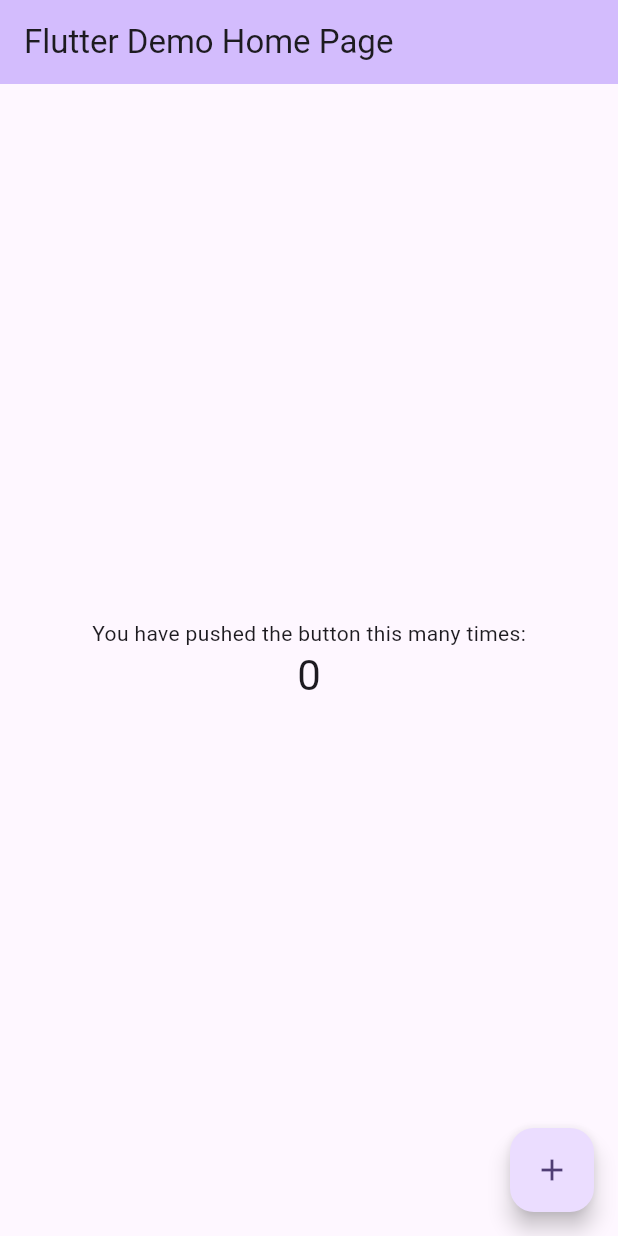
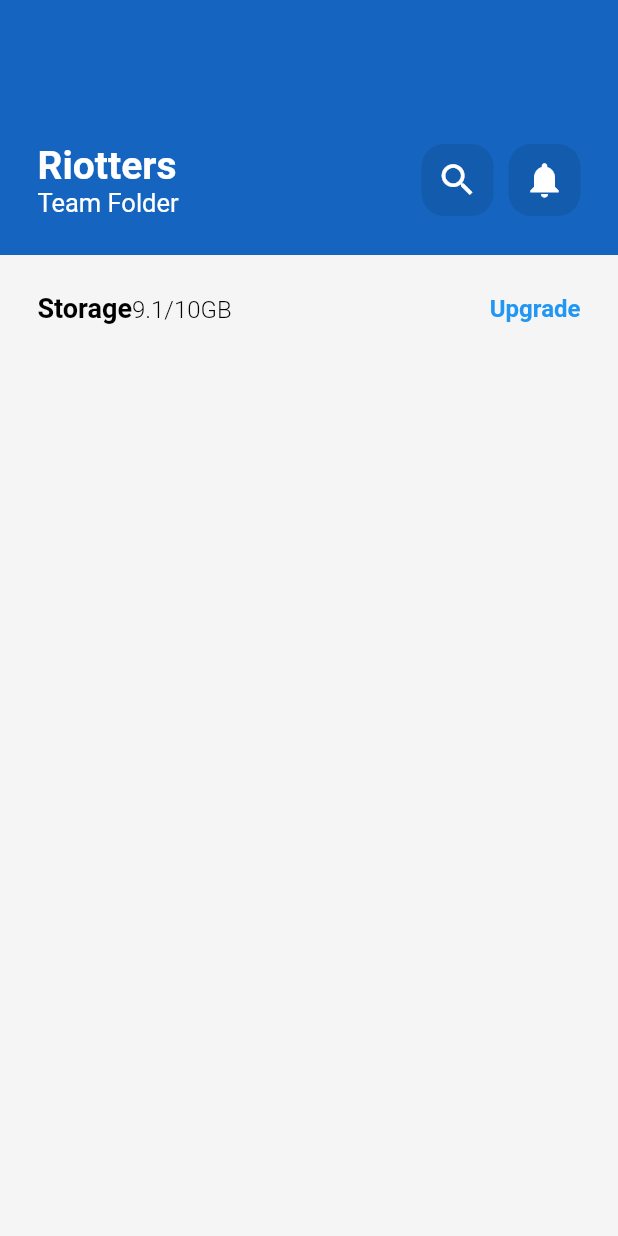
Before and after one commit to shamim29/cloud-files, a Flutter app: the screen it shows after launch, on a phone screen of 412 x 824 dp. Run offline on Flutter 3.47's test engine with Material 2 defaults, Android fonts, the phone set to English and light mode, and no system bars.

Commit message:
Header Section

```diff
--- a/lib/main.dart
+++ b/lib/main.dart
@@ -1,3 +1,4 @@
+import 'package:cloud_files/pages/team_folder.dart';
 import 'package:flutter/material.dart';
 
 void main() {
@@ -11,115 +12,9 @@ class MyApp extends StatelessWidget {
   @override
   Widget build(BuildContext context) {
     return MaterialApp(
-      title: 'Flutter Demo',
-      theme: ThemeData(
-        // This is the theme of your application.
-        //
-        // TRY THIS: Try running your application with "flutter run". You'll see
-        // the application has a blue toolbar. Then, without quitting the app,
-        // try changing the seedColor in the colorScheme below to Colors.green
-        // and then invoke "hot reload" (save your changes or press the "hot
-        // reload" button in a Flutter-supported IDE, or press "r" if you used
-        // the command line to start the app).
-        //
-        // Notice that the counter didn't reset back to zero; the application
-        // state is not lost during the reload. To reset the state, use hot
-        // restart instead.
-        //
-        // This works for code too, not just values: Most code changes can be
-        // tested with just a hot reload.
-        colorScheme: ColorScheme.fromSeed(seedColor: Colors.deepPurple),
-        useMaterial3: true,
-      ),
-      home: const MyHomePage(title: 'Flutter Demo Home Page'),
+      debugShowCheckedModeBanner: false,
+      title: 'Cloud Files',
+      home: TeamFolderPage(),
     );
   }
 }
-
-class MyHomePage extends StatefulWidget {
-  const MyHomePage({super.key, required this.title});
-
-  // This widget is the home page of your application. It is stateful, meaning
-  // that it has a State object (defined below) that contains fields that affect
-  // how it looks.
-
-  // This class is the configuration for the state. It holds the values (in this
-  // case the title) provided by the parent (in this case the App widget) and
-  // used by the build method of the State. Fields in a Widget subclass are
-  // always marked "final".
-
-  final String title;
-
-  @override
-  State<MyHomePage> createState() => _MyHomePageState();
-}
-
-class _MyHomePageState extends State<MyHomePage> {
-  int _counter = 0;
-
-  void _incrementCounter() {
-    setState(() {
-      // This call to setState tells the Flutter framework that something has
-      // changed in this State, which causes it to rerun the build method below
-      // so that the display can reflect the updated values. If we changed
-      // _counter without calling setState(), then the build method would not be
-      // called again, and so nothing would appear to happen.
-      _counter++;
-    });
-  }
-
-  @override
-  Widget build(BuildContext context) {
-    // This method is rerun every time setState is called, for instance as done
-    // by the _incrementCounter method above.
-    //
-    // The Flutter framework has been optimized to make rerunning build methods
-    // fast, so that you can just rebuild anything that needs updating rather
-    // than having to individually change instances of widgets.
-    return Scaffold(
-      appBar: AppBar(
-        // TRY THIS: Try changing the color here to a specific color (to
-        // Colors.amber, perhaps?) and trigger a hot reload to see the AppBar
-        // change color while the other colors stay the same.
-        backgroundColor: Theme.of(context).colorScheme.inversePrimary,
-        // Here we take the value from the MyHomePage object that was created by
-        // the App.build method, and use it to set our appbar title.
-        title: Text(widget.title),
-      ),
-      body: Center(
-        // Center is a layout widget. It takes a single child and positions it
-        // in the middle of the parent.
-        child: Column(
-          // Column is also a layout widget. It takes a list of children and
-          // arranges them vertically. By default, it sizes itself to fit its
-          // children horizontally, and tries to be as tall as its parent.
-          //
-          // Column has various properties to control how it sizes itself and
-          // how it positions its children. Here we use mainAxisAlignment to
-          // center the children vertically; the main axis here is the vertical
-          // axis because Columns are vertical (the cross axis would be
-          // horizontal).
-          //
-          // TRY THIS: Invoke "debug painting" (choose the "Toggle Debug Paint"
-          // action in the IDE, or press "p" in the console), to see the
-          // wireframe for each widget.
-          mainAxisAlignment: MainAxisAlignment.center,
-          children: <Widget>[
-            const Text(
-              'You have pushed the button this many times:',
-            ),
-            Text(
-              '$_counter',
-              style: Theme.of(context).textTheme.headlineMedium,
-            ),
-          ],
-        ),
-      ),
-      floatingActionButton: FloatingActionButton(
-        onPressed: _incrementCounter,
-        tooltip: 'Increment',
-        child: const Icon(Icons.add),
-      ), // This trailing comma makes auto-formatting nicer for build methods.
-    );
-  }
-}
--- /dev/null
+++ b/lib/pages/team_folder.dart
@@ -0,0 +1,139 @@
+import 'package:flutter/material.dart';
+
+class TeamFolderPage extends StatefulWidget {
+  const TeamFolderPage({super.key});
+
+  @override
+  State<TeamFolderPage> createState() => _TeamFolderPageState();
+}
+
+class _TeamFolderPageState extends State<TeamFolderPage> {
+  @override
+  Widget build(BuildContext context) {
+    return Scaffold(
+      backgroundColor: Colors.grey[100],
+      body: Column(
+        children: [
+          Container(
+            padding: EdgeInsets.symmetric(vertical: 25, horizontal: 25),
+            alignment: Alignment.bottomCenter,
+            height: 170,
+            decoration: BoxDecoration(
+              color: Colors.blue.shade800,
+            ),
+            child: Row(
+              mainAxisAlignment: MainAxisAlignment.spaceBetween,
+              children: [
+                Column(
+                  mainAxisSize: MainAxisSize.min,
+                  crossAxisAlignment: CrossAxisAlignment.start,
+                  children: [
+                    Text(
+                      "Riotters",
+                      style: TextStyle(
+                        fontSize: 26,
+                        fontWeight: FontWeight.bold,
+                        color: Colors.white,
+                      ),
+                    ),
+                    Text(
+                      "Team Folder",
+                      style: TextStyle(
+                        fontSize: 17,
+                        color: Colors.white,
+                      ),
+                    ),
+                  ],
+                ),
+                Row(
+                  children: [
+                    Container(
+                      decoration: BoxDecoration(
+                        borderRadius: BorderRadius.circular(15),
+                        color: Colors.black.withOpacity(.1),
+                      ),
+                      child: IconButton(
+                        icon: Icon(
+                          Icons.search,
+                          size: 28,
+                          color: Colors.white,
+                        ),
+                        onPressed: () {},
+                      ),
+                    ),
+
+                    SizedBox(
+                      width: 10,
+                    ),
+
+                    Container(
+                      decoration: BoxDecoration(
+                        borderRadius: BorderRadius.circular(15),
+                        color: Colors.black.withOpacity(.1),
+                      ),
+                      child: IconButton(
+                        icon: Icon(
+                          Icons.notifications,
+                          size: 28,
+                          color: Colors.white,
+                        ),
+                        onPressed: () {},
+                      ),
+                    ),
+                  ],
+                ),
+              ],
+            ),
+          ),
+
+          SizedBox(
+            height: 25,
+          ),
+
+          Padding(
+            padding: const EdgeInsets.symmetric(horizontal: 25),
+            child: Row(
+              mainAxisAlignment: MainAxisAlignment.spaceBetween,
+              children: [
+                RichText(text:
+                    const TextSpan(
+                      text: "Storage",
+                      style: TextStyle(
+                        color: Colors.black,
+                        fontSize: 18,
+                        fontWeight: FontWeight.bold,
+                      ),
+                      children: [
+                        TextSpan(
+                          text: "9.1/10GB",
+                          style: TextStyle(
+                            color: Colors.black,
+                            fontWeight: FontWeight.w300,
+                            fontSize: 16,
+                          ),
+                        ),
+                      ],
+                    ),
+                ),
+                const Text(
+                  "Upgrade",
+                  style: TextStyle(
+                    fontSize: 16,
+                    fontWeight: FontWeight.bold,
+                    color: Colors.blue,
+                  ),
+                ),
+              ],
+            ),
+          ),
+
+          SizedBox(
+            height: 25,
+          ),
+
+
+        ],
+      ),
+    );
+  }
+}
```
